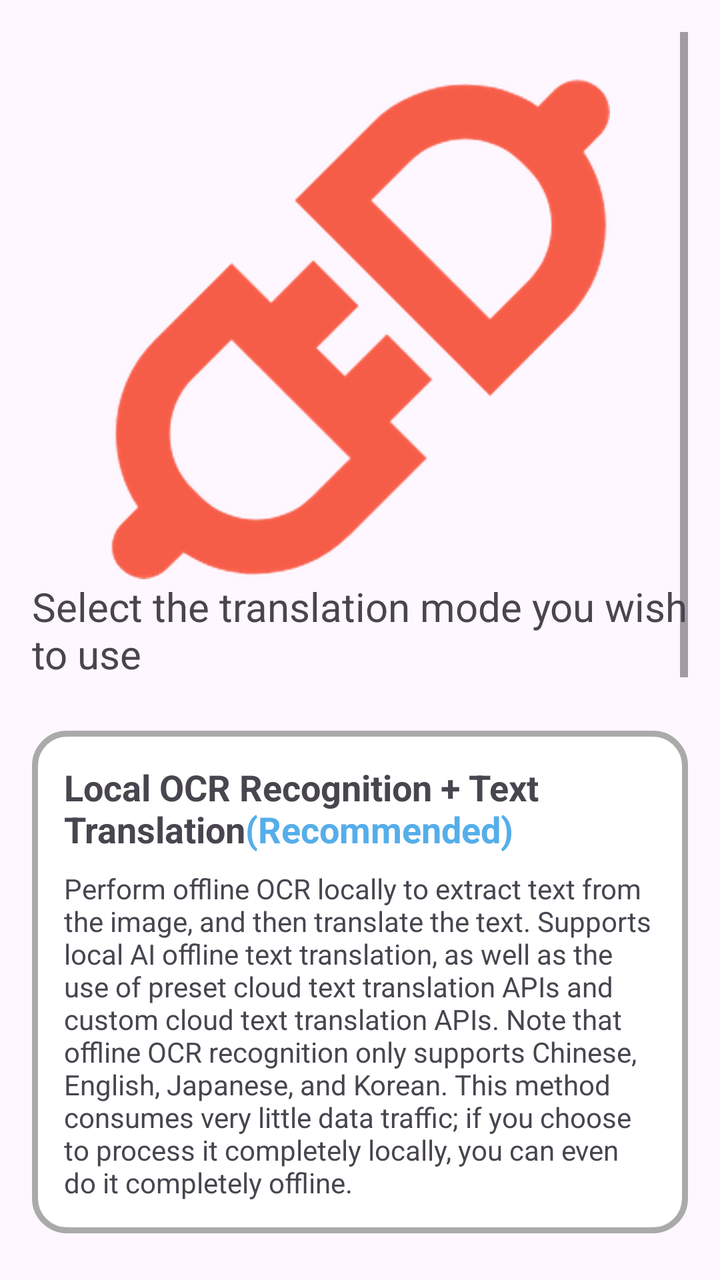
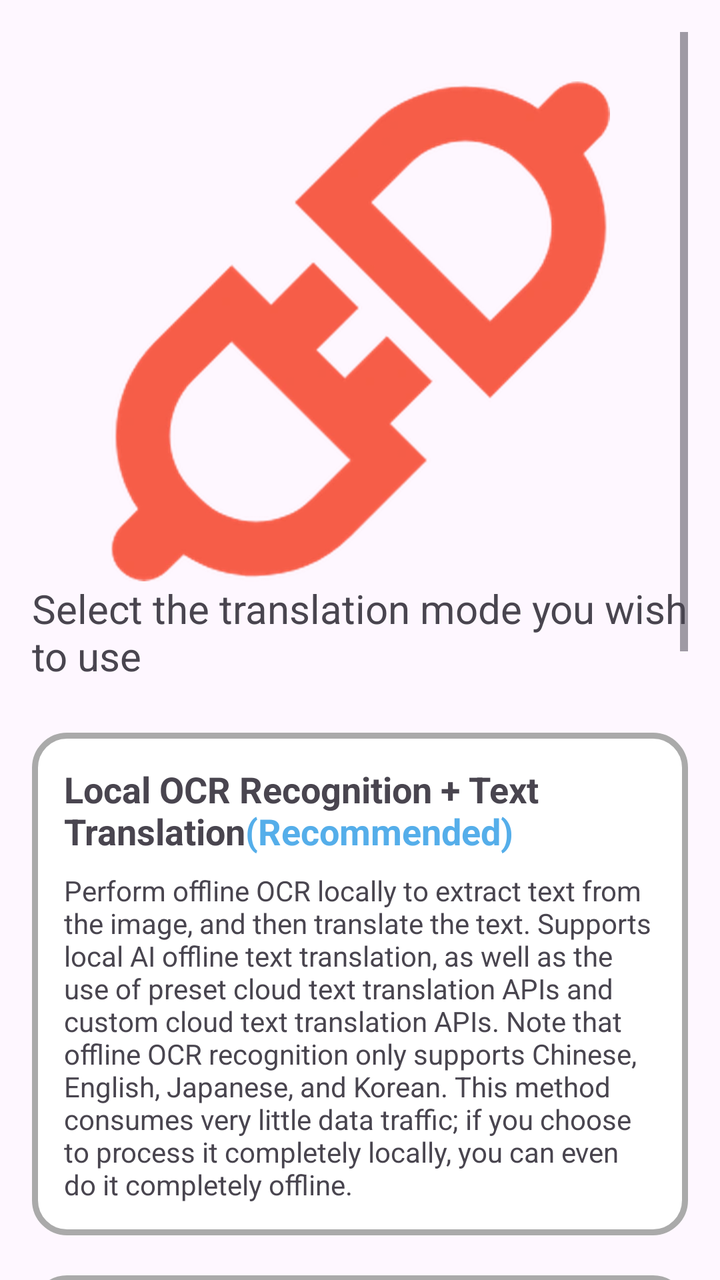

Before-and-after screenshots of an Android layout around one commit, followed by the original layout XML and the change that was made.
<!-- AndroidManifest.xml: application theme Theme.MT -->
<!-- res/layout/fragment_translation_mode.xml -->
<?xml version="1.0" encoding="utf-8"?>
<ScrollView xmlns:android="http://schemas.android.com/apk/res/android"
    xmlns:app="http://schemas.android.com/apk/res-auto"
    xmlns:tools="http://schemas.android.com/tools"
    android:id="@+id/constrainLayout"
    android:layout_width="match_parent"
    android:layout_height="match_parent"
    android:padding="16dp"
    tools:context=".me.AboutMe" >

    <androidx.constraintlayout.widget.ConstraintLayout
        android:layout_width="match_parent"
        android:layout_height="wrap_content"
        app:layout_constraintBottom_toBottomOf="parent"
        app:layout_constraintEnd_toEndOf="parent"
        app:layout_constraintStart_toStartOf="parent"
        app:layout_constraintTop_toTopOf="parent">

        <androidx.constraintlayout.widget.Guideline
            android:id="@+id/guideline"
            android:layout_width="wrap_content"
            android:layout_height="wrap_content"
            android:orientation="horizontal"
            app:layout_constraintGuide_percent="0.02" />

        <ImageView
            android:id="@+id/api_imageView"
            android:layout_width="250dp"
            android:layout_height="250dp"
            android:src="@drawable/apiicon"
            android:scaleType="centerCrop"
            app:layout_constraintEnd_toEndOf="parent"
            app:layout_constraintStart_toStartOf="parent"
            app:layout_constraintTop_toBottomOf="@id/guideline" />

        <TextView
            android:id="@+id/des_textView"
            android:layout_width="wrap_content"
            android:layout_height="wrap_content"
            android:text="@string/choose_mode"
            android:textSize="20sp"
            app:layout_constraintTop_toBottomOf="@id/api_imageView"
            app:layout_constraintStart_toStartOf="parent" />

        <LinearLayout
            android:id="@+id/modeGroup"
            android:layout_width="match_parent"
            android:layout_height="wrap_content"
            android:orientation="vertical"
            android:layout_marginTop="10dp"
            app:layout_constraintTop_toBottomOf="@id/des_textView"
            app:layout_constraintEnd_toEndOf="parent"
            app:layout_constraintStart_toStartOf="parent">

            <LinearLayout
                android:id="@+id/ocrModeLayout"
                android:layout_width="match_parent"
                android:layout_height="wrap_content"
                android:layout_marginTop="15dp"
                android:background="@drawable/custom_radio_button_background"
                android:orientation="horizontal"
                android:padding="16dp">

                <LinearLayout
                    android:layout_width="match_parent"
                    android:layout_height="wrap_content"
                    android:orientation="vertical">

                    <TextView
                        android:layout_width="match_parent"
                        android:layout_height="wrap_content"
                        android:text="@string/ocr_mode"
                        android:textSize="18sp"
                        android:textStyle="bold"
                        android:textColorHighlight="@android:color/transparent"/>

                    <TextView
                        android:layout_width="match_parent"
                        android:layout_height="wrap_content"
                        android:layout_marginTop="8dp"
                        android:text="@string/ocr_mode_description" />

                </LinearLayout>
            </LinearLayout>

            <LinearLayout
                android:id="@+id/picModeLayout"
                android:layout_width="match_parent"
                android:layout_height="wrap_content"
                android:layout_marginTop="20dp"
                android:background="@drawable/custom_radio_button_background"
                android:orientation="horizontal"
                android:padding="16dp">

                <LinearLayout
                    android:layout_width="match_parent"
                    android:layout_height="wrap_content"
                    android:orientation="vertical">

                    <TextView
                        android:layout_width="match_parent"
                        android:layout_height="wrap_content"
                        android:text="@string/pic_mode"
                        android:textSize="18sp"
                        android:textStyle="bold" />

                    <TextView
                        android:layout_width="match_parent"
                        android:layout_height="wrap_content"
                        android:layout_marginTop="8dp"
                        android:text="@string/pic_mode_description"
                        android:textColorHighlight="@android:color/transparent"/>

                </LinearLayout>
            </LinearLayout>

        </LinearLayout>

        
        <TextView
            android:id="@+id/screenshot_title"
            android:layout_width="wrap_content"
            android:layout_height="wrap_content"
            android:layout_marginTop="24dp"
            android:text="@string/screenshot_section_title"
            android:textSize="20sp"
            app:layout_constraintTop_toBottomOf="@id/modeGroup"
            app:layout_constraintStart_toStartOf="parent" />

        <TextView
            android:id="@+id/screenshot_desc"
            android:layout_width="wrap_content"
            android:layout_height="wrap_content"
            android:layout_marginTop="4dp"
            android:text="@string/screenshot_section_desc"
            android:textSize="14sp"
            android:textColor="?android:textColorSecondary"
            app:layout_constraintTop_toBottomOf="@id/screenshot_title"
            app:layout_constraintStart_toStartOf="parent" />

        <LinearLayout
            android:id="@+id/screenshotGroup"
            android:layout_width="match_parent"
            android:layout_height="wrap_content"
            android:orientation="vertical"
            android:layout_marginTop="10dp"
            app:layout_constraintTop_toBottomOf="@id/screenshot_desc"
            app:layout_constraintEnd_toEndOf="parent"
            app:layout_constraintStart_toStartOf="parent">

            <LinearLayout
                android:id="@+id/mediaprojectionLayout"
                android:layout_width="match_parent"
                android:layout_height="wrap_content"
                android:layout_marginTop="15dp"
                android:background="@drawable/custom_radio_button_background"
                android:orientation="horizontal"
                android:padding="16dp">

                <LinearLayout
                    android:layout_width="match_parent"
                    android:layout_height="wrap_content"
                    android:orientation="vertical">

                    <TextView
                        android:layout_width="match_parent"
                        android:layout_height="wrap_content"
                        android:text="@string/screenshot_method_mediaprojection"
                        android:textSize="18sp"
                        android:textStyle="bold"
                        android:textColorHighlight="@android:color/transparent"/>

                    <TextView
                        android:layout_width="match_parent"
                        android:layout_height="wrap_content"
                        android:layout_marginTop="8dp"
                        android:text="@string/screenshot_mediaprojection_desc" />

                </LinearLayout>
            </LinearLayout>

            <LinearLayout
                android:id="@+id/accessibilityLayout"
                android:layout_width="match_parent"
                android:layout_height="wrap_content"
                android:layout_marginTop="20dp"
                android:background="@drawable/custom_radio_button_background"
                android:orientation="horizontal"
                android:padding="16dp">

                <LinearLayout
                    android:layout_width="match_parent"
                    android:layout_height="wrap_content"
                    android:orientation="vertical">

                    <TextView
                        android:layout_width="match_parent"
                        android:layout_height="wrap_content"
                        android:text="@string/screenshot_method_accessibility"
                        android:textSize="18sp"
                        android:textStyle="bold" />

                    <TextView
                        android:layout_width="match_parent"
                        android:layout_height="wrap_content"
                        android:layout_marginTop="8dp"
                        android:text="@string/screenshot_accessibility_desc"
                        android:textColorHighlight="@android:color/transparent"/>

                </LinearLayout>
            </LinearLayout>

        </LinearLayout>

    </androidx.constraintlayout.widget.ConstraintLayout>

</ScrollView>
<!-- resources referenced by this layout -->
<resources>
  <!-- drawable apiicon: webp bitmap (drawable, 46238 bytes) -->
  <!-- drawable custom_radio_button_background (drawable) -->
  <?xml version="1.0" encoding="utf-8"?>
  <shape xmlns:android="http://schemas.android.com/apk/res/android"
      android:shape="rectangle">
  
      <corners android:radius="16dp" />
      <stroke android:width="3dp" android:color="@android:color/darker_gray" />
      <solid android:color="@android:color/white" />
  
  </shape>
  <string name="choose_mode">Select the translation mode you wish to use</string>
  <string name="ocr_mode">Local OCR Recognition + Text Translation<font color="#55AEEA">(Recommended)</font></string>
  <string name="ocr_mode_description">Perform offline OCR locally to extract text from the image, and then translate the text. Supports local AI offline text translation, as well as the use of preset cloud text translation APIs and custom cloud text translation APIs. Note that offline OCR recognition only supports Chinese,  English, Japanese, and Korean. This method consumes very little data traffic; if you choose to process it completely locally, you can even do it completely offline.</string>
  <string name="pic_mode">Upload Images Directly for Translation</string>
  <string name="pic_mode_description">Upload the screenshot directly to the cloud API for translation. It supports using the preset cloud image translation API, and also supports using the custom cloud image translation API. <font color="#55AEEA">It does not support local translation</font>. This method consumes relatively more data traffic.</string>
  <string name="screenshot_accessibility_desc">Requires enabling accessibility service in system settings. Once granted, no repeat authorization needed. Uses accessibility service to capture the screen.</string>
  <string name="screenshot_mediaprojection_desc">Requests screen capture permission each time you start translating. No accessibility service needed. Uses the system screen capture API to capture the screen.</string>
  <string name="screenshot_method_accessibility">Accessibility Service</string>
  <string name="screenshot_method_mediaprojection">Screen Capture (Recommended)</string>
  <string name="screenshot_section_desc">Choose how to capture the screen for translation</string>
  <string name="screenshot_section_title">Screenshot Method</string>
  <style name="Theme.MT" parent="Base.Theme.MT">
          
          <item name="android:navigationBarColor">@android:color/transparent</item>
          <item name="android:statusBarColor">@android:color/transparent</item>
          <item name="android:windowLightStatusBar">?attr/isLightTheme</item>
      </style>
  <style name="Base.Theme.MT" parent="Theme.Material3.Light.NoActionBar">
          <item name="colorPrimary">#55AEEA</item>
          <item name="android:navigationBarColor">
              @android:color/transparent
          </item>
          <item name="android:enforceNavigationBarContrast">false</item>
          <item name="android:enforceStatusBarContrast">false</item>
      </style>
</resources>

<!-- the commit's change to res/layout/fragment_translation_mode.xml (unified diff, before → after) -->
@@ -6,11 +6,15 @@
     android:layout_width="match_parent"
     android:layout_height="match_parent"
     android:padding="16dp"
+    android:clipChildren="false"
+    android:clipToPadding="false"
     tools:context=".me.AboutMe" >
 
     <androidx.constraintlayout.widget.ConstraintLayout
         android:layout_width="match_parent"
         android:layout_height="wrap_content"
+        android:clipChildren="false"
+        android:clipToPadding="false"
         app:layout_constraintBottom_toBottomOf="parent"
         app:layout_constraintEnd_toEndOf="parent"
         app:layout_constraintStart_toStartOf="parent"
@@ -143,6 +147,8 @@
             android:layout_width="match_parent"
             android:layout_height="wrap_content"
             android:orientation="vertical"
+            android:clipChildren="false"
+            android:clipToPadding="false"
             android:layout_marginTop="10dp"
             app:layout_constraintTop_toBottomOf="@id/screenshot_desc"
             app:layout_constraintEnd_toEndOf="parent"
@@ -152,6 +158,7 @@
                 android:id="@+id/mediaprojectionLayout"
                 android:layout_width="match_parent"
                 android:layout_height="wrap_content"
+                android:layout_marginHorizontal="4dp"
                 android:layout_marginTop="15dp"
                 android:background="@drawable/custom_radio_button_background"
                 android:orientation="horizontal"
@@ -183,6 +190,7 @@
                 android:id="@+id/accessibilityLayout"
                 android:layout_width="match_parent"
                 android:layout_height="wrap_content"
+                android:layout_marginHorizontal="4dp"
                 android:layout_marginTop="20dp"
                 android:background="@drawable/custom_radio_button_background"
                 android:orientation="horizontal"
<!-- resource entries referenced after the edit -->
@@ -16,8 +16,8 @@
   <string name="ocr_mode_description">Perform offline OCR locally to extract text from the image, and then translate the text. Supports local AI offline text translation, as well as the use of preset cloud text translation APIs and custom cloud text translation APIs. Note that offline OCR recognition only supports Chinese,  English, Japanese, and Korean. This method consumes very little data traffic; if you choose to process it completely locally, you can even do it completely offline.</string>
   <string name="pic_mode">Upload Images Directly for Translation</string>
   <string name="pic_mode_description">Upload the screenshot directly to the cloud API for translation. It supports using the preset cloud image translation API, and also supports using the custom cloud image translation API. <font color="#55AEEA">It does not support local translation</font>. This method consumes relatively more data traffic.</string>
-  <string name="screenshot_accessibility_desc">Requires enabling accessibility service in system settings. Once granted, no repeat authorization needed. Uses accessibility service to capture the screen.</string>
-  <string name="screenshot_mediaprojection_desc">Requests screen capture permission each time you start translating. No accessibility service needed. Uses the system screen capture API to capture the screen.</string>
+  <string name="screenshot_accessibility_desc">✅ One-time authorization — never asked again\n✅ No persistent notification — clean status bar\n❌ Must manually enable in system accessibility settings</string>
+  <string name="screenshot_mediaprojection_desc">✅ Works out of the box — no additional service to install or configure\n❌ Permission dialog on every launch\n❌ Android requires persistent "recording" notification</string>
   <string name="screenshot_method_accessibility">Accessibility Service</string>
   <string name="screenshot_method_mediaprojection">Screen Capture (Recommended)</string>
   <string name="screenshot_section_desc">Choose how to capture the screen for translation</string>
